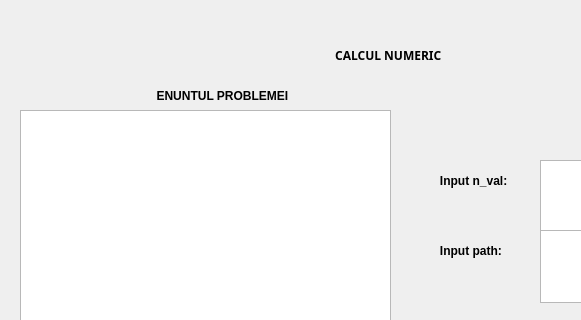
Old version of the form Main_Frame.ui in the repository Daniel296/Calcul_Numeric; both pictures show x 0 to 581 and y 0 to 320 of the 800 by 600 pixel window.
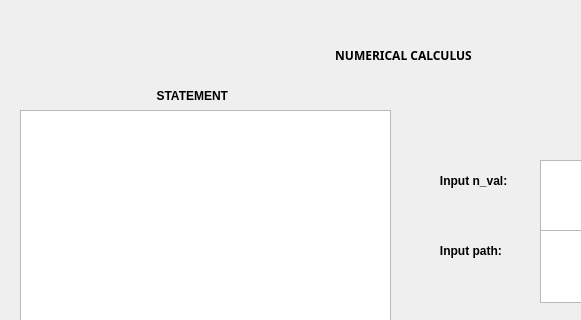
New version of the form.

What changed in the file:
```diff
--- a/Main_Frame.ui
+++ b/Main_Frame.ui
@@ -71,7 +71,7 @@
      </font>
     </property>
     <property name="text">
-     <string>                    CALCUL NUMERIC</string>
+     <string>                    NUMERICAL CALCULUS</string>
     </property>
     <property name="textFormat">
      <enum>Qt::PlainText</enum>
@@ -220,7 +220,7 @@
      </font>
     </property>
     <property name="text">
-     <string>                       ENUNTUL PROBLEMEI</string>
+     <string>                       STATEMENT</string>
     </property>
    </widget>
    <zorder>verticalLayoutWidget</zorder>
```
Left out of the diff: 8 changed lines with no effect on the pictures.
